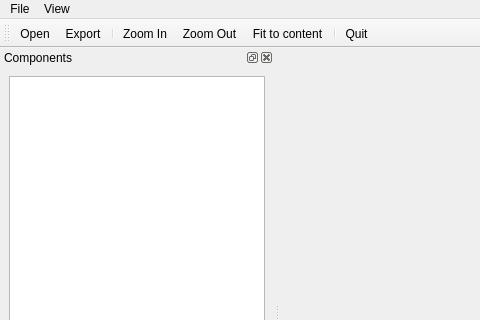
Old version of the form mainwindow.ui in the repository Evheney/XmlSchemeViewer; both pictures show x 0 to 480 and y 0 to 320 of the 800 by 600 pixel window.
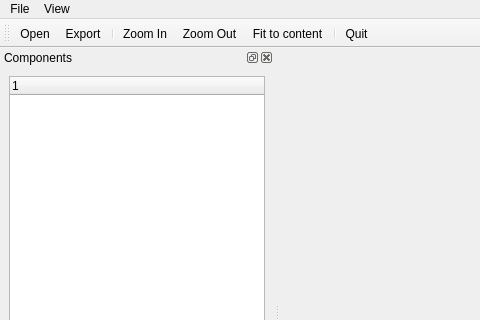
New version of the form. Icons and pictures are not drawn.

The edit to the form file:
```diff
--- a/mainwindow.ui
+++ b/mainwindow.ui
@@ -66,10 +66,12 @@
    <widget class="QWidget" name="dockWidgetContents">
     <layout class="QVBoxLayout" name="verticalLayout">
      <item>
-      <widget class="QTreeView" name="treeView">
-       <property name="enabled">
-        <bool>true</bool>
-       </property>
+      <widget class="QTreeWidget" name="treeWidget">
+       <column>
+        <property name="text">
+         <string notr="true">1</string>
+        </property>
+       </column>
       </widget>
      </item>
     </layout>
```
